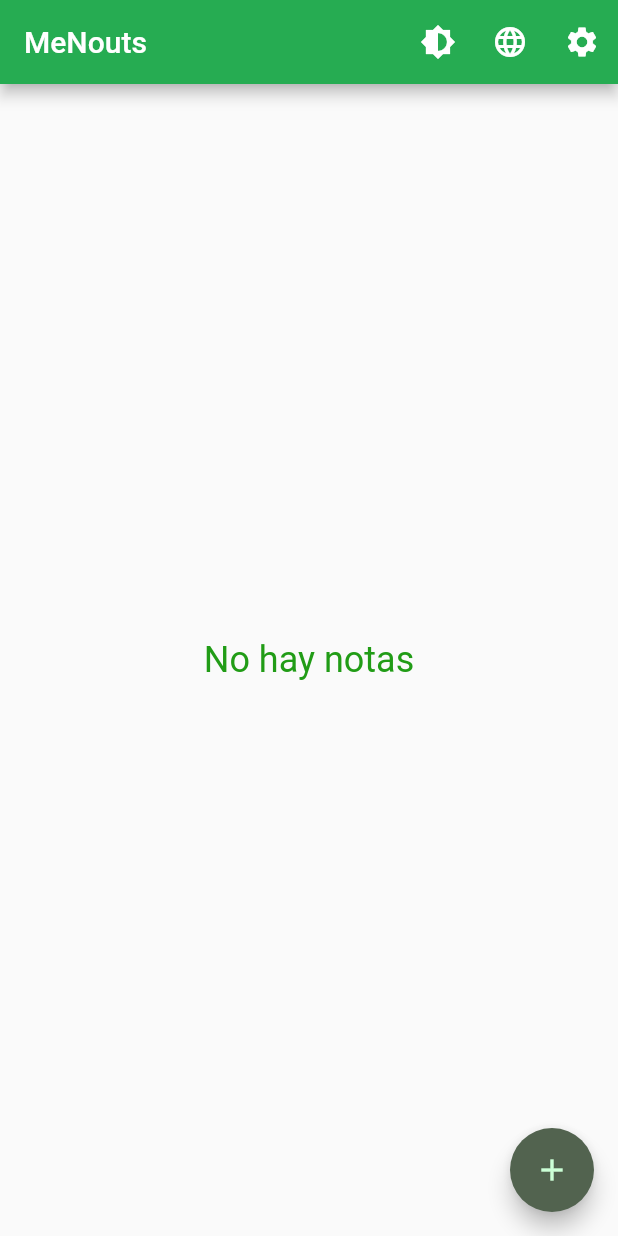
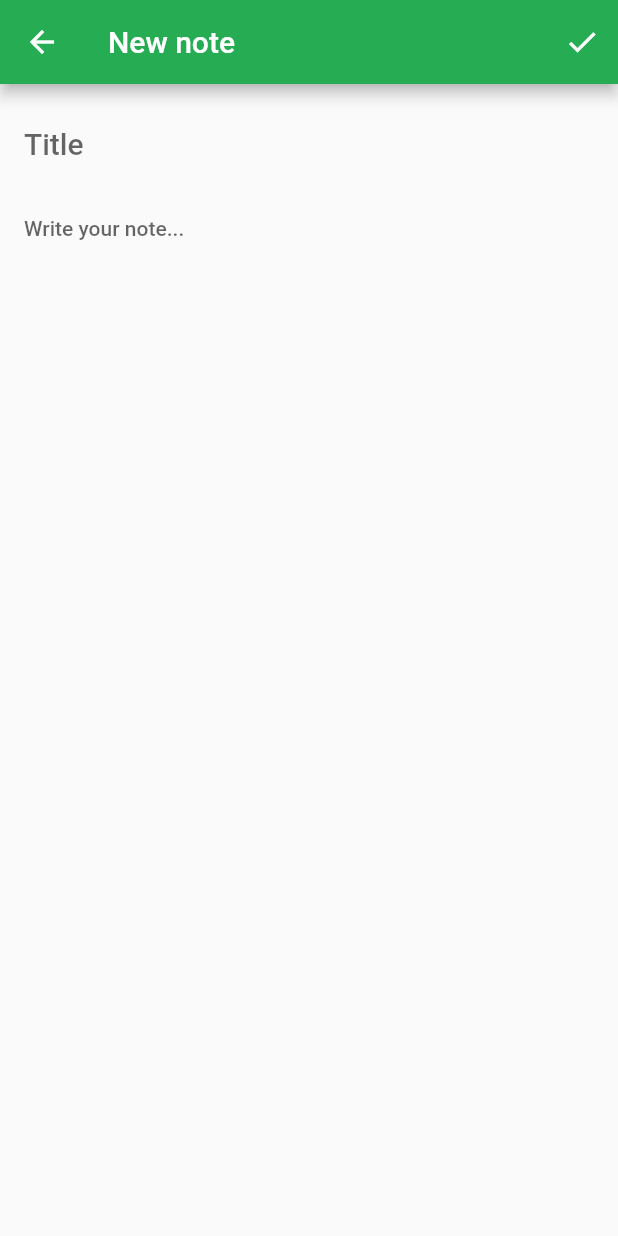
Before and after one commit to setlopez1999/menoute, a Flutter app: the screen it shows after launch, after a tap on the "add" icon, on a phone screen of 412 x 824 dp. Run offline on Flutter 3.47's test engine with Material 3 defaults, Android fonts, the phone set to English and light mode, and no system bars; our stand-ins replace google_fonts.

Commit message:
agrego funcionalidad añadir nota

```diff
--- a/lib/screens/note_editor_screen.dart
+++ b/lib/screens/note_editor_screen.dart
@@ -0,0 +1,107 @@
+import 'package:flutter/material.dart';
+import 'package:provider/provider.dart';
+
+import 'package:menouts/core/notes/note_model.dart';
+import 'package:menouts/core/notes/notes_provider.dart';
+
+class NoteEditorScreen extends StatefulWidget {
+  final Note? note; // null = nueva nota
+
+  const NoteEditorScreen({super.key, this.note});
+
+  @override
+  State<NoteEditorScreen> createState() => _NoteEditorScreenState();
+}
+
+class _NoteEditorScreenState extends State<NoteEditorScreen> {
+  late final TextEditingController _titleController;
+  late final TextEditingController _bodyController;
+
+  bool get isEditing => widget.note != null;
+
+  @override
+  void initState() {
+    super.initState();
+
+    _titleController = TextEditingController(
+      text: widget.note?.title ?? '',
+    );
+
+    _bodyController = TextEditingController(
+      text: widget.note?.body ?? '',
+    );
+  }
+
+  @override
+  void dispose() {
+    _titleController.dispose();
+    _bodyController.dispose();
+    super.dispose();
+  }
+
+  void _saveNote() {
+    final notesProvider = context.read<NotesProvider>();
+
+    final title = _titleController.text.trim();
+    final body = _bodyController.text.trim();
+
+    if (title.isEmpty && body.isEmpty) return;
+
+    final note = Note(
+      id: widget.note?.id ?? DateTime.now().toIso8601String(),
+      title: title,
+      body: body,
+    );
+
+    if (isEditing) {
+      notesProvider.updateNote(note);
+    } else {
+      notesProvider.addNote(note);
+    }
+
+    Navigator.pop(context);
+  }
+
+  @override
+  Widget build(BuildContext context) {
+    return Scaffold(
+      appBar: AppBar(
+        title: Text(isEditing ? 'Edit note' : 'New note'),
+        actions: [
+          IconButton(
+            icon: const Icon(Icons.check),
+            onPressed: _saveNote,
+          ),
+        ],
+      ),
+      body: Padding(
+        padding: const EdgeInsets.all(16),
+        child: Column(
+          children: [
+            TextField(
+              controller: _titleController,
+              style: Theme.of(context).textTheme.titleLarge,
+              decoration: const InputDecoration(
+                hintText: 'Title',
+                border: InputBorder.none,
+              ),
+            ),
+            const SizedBox(height: 12),
+            Expanded(
+              child: TextField(
+                controller: _bodyController,
+                maxLines: null,
+                expands: true,
+                style: Theme.of(context).textTheme.bodyLarge,
+                decoration: const InputDecoration(
+                  hintText: 'Write your note...',
+                  border: InputBorder.none,
+                ),
+              ),
+            ),
+          ],
+        ),
+      ),
+    );
+  }
+}
--- a/lib/screens/notes_home_screen.dart
+++ b/lib/screens/notes_home_screen.dart
@@ -1,10 +1,13 @@
 import 'package:flutter/material.dart';
+import 'package:provider/provider.dart';
+
 import 'package:menouts/core/locale/app_locale.dart';
 import 'package:menouts/core/locale/locale_provider.dart';
 import 'package:menouts/core/notes/notes_provider.dart';
-import 'package:provider/provider.dart';
-
-import '../core/theme/theme_provider.dart';
+import 'package:menouts/core/theme/theme_provider.dart';
+import 'package:menouts/widgets/empty_state.dart';
+import 'package:menouts/widgets/notes_list.dart';
+import 'package:menouts/screens/note_editor_screen.dart';
 
 class NotesHomeScreen extends StatelessWidget {
   const NotesHomeScreen({super.key});
@@ -40,11 +43,21 @@ class NotesHomeScreen extends StatelessWidget {
           ),
         ],
       ),
-      body: Center(
-        child: Text(texts.empty, style: Theme.of(context).textTheme.headlineSmall,),
-      ),
+      //body: Center(
+      //  child: Text(texts.empty, style: Theme.of(context).textTheme.headlineSmall,),
+      //),
+      body: notesProvider.isEmpty
+        ? EmptyState(text: texts.empty)
+        : NotesList(notes : notesProvider.notes),
       floatingActionButton: FloatingActionButton(
-        onPressed: () {},
+        onPressed: () {
+          Navigator.push(
+            context,
+            MaterialPageRoute(
+                builder: (_) => const NoteEditorScreen()
+              ),
+          );
+        },
         child: const Icon(Icons.add),
       ),
     );
--- /dev/null
+++ b/lib/widgets/empty_state.dart
@@ -0,0 +1,16 @@
+import 'package:flutter/material.dart';
+
+class EmptyState extends StatelessWidget{
+  final String text;
+  const EmptyState({required this.text});
+  @override
+  Widget build(BuildContext context) {
+    return Center(
+      child: Text(
+        text,
+        textAlign: TextAlign.center,
+        style: Theme.of(context).textTheme.headlineSmall,
+      ),
+    );
+  }
+}
--- /dev/null
+++ b/lib/widgets/notes_list.dart
@@ -0,0 +1,39 @@
+import 'package:flutter/material.dart';
+import 'package:menouts/core/notes/note_model.dart';
+import 'package:menouts/screens/note_editor_screen.dart';
+
+class NotesList extends StatelessWidget{
+  final List<Note> notes;
+  const NotesList({required this.notes});
+
+  @override
+  Widget build(BuildContext context) {
+    return ListView.builder(
+      itemCount: notes.length,
+      itemBuilder: (context, index) {
+        final note = notes[index];
+
+        return ListTile(
+          title: Text(
+            note.title,
+            style: Theme.of(context).textTheme.titleMedium,
+          ),
+          subtitle: Text(
+            note.body,
+            maxLines: 2,
+            overflow: TextOverflow.ellipsis,
+          ),
+          onTap: () {
+            // luego: abrir editor
+            Navigator.push(
+              context,
+              MaterialPageRoute(
+                builder: (_) => NoteEditorScreen(note: note),
+              ),
+            );
+          },
+        );
+      },
+    );
+  }
+}
```
Also changed, not shown: lib/core/notes/notes_provider.dart (+11 -0 lines).
